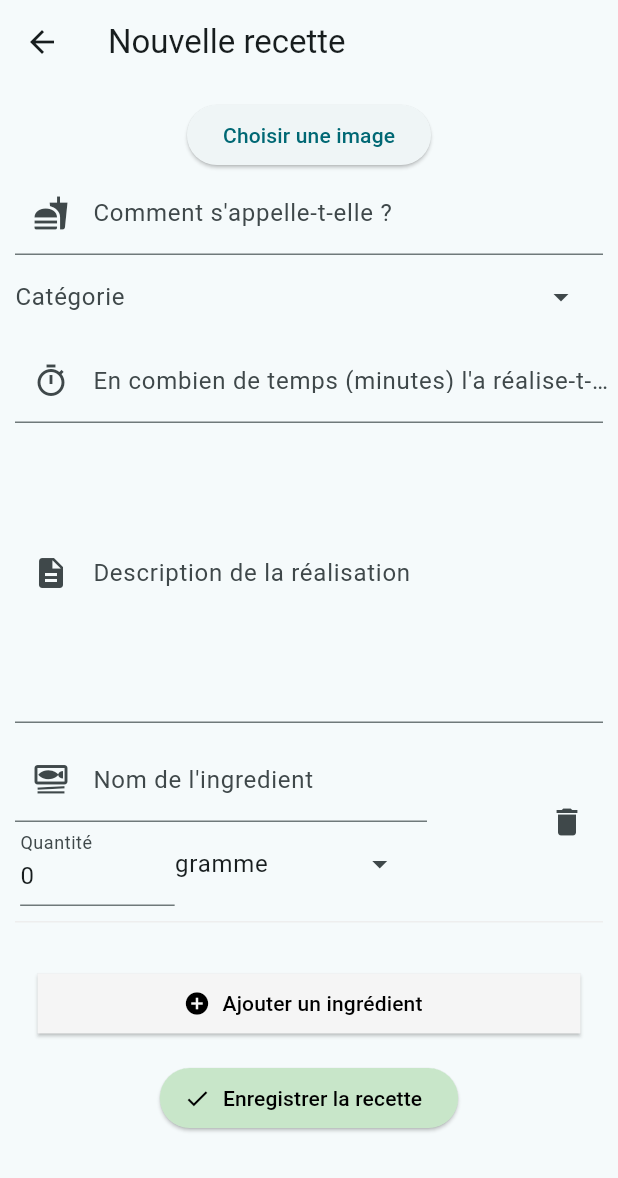
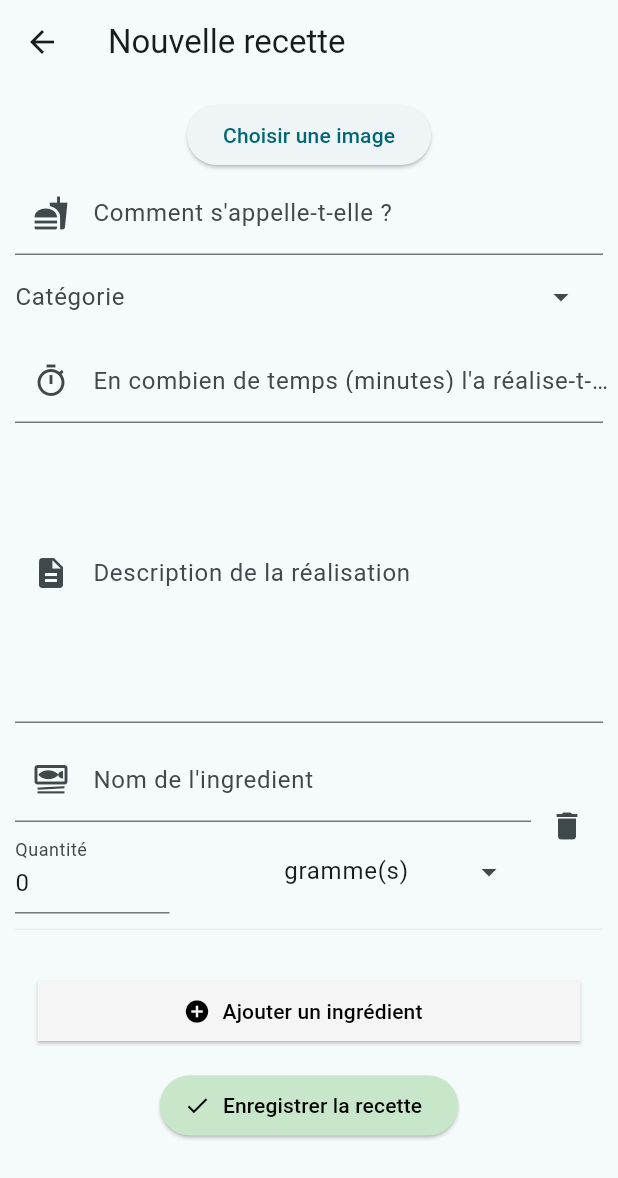
Before and after one commit to EstebanzG/recipes, a Flutter app: the screen it shows after launch, after a tap on the "add circle outline" icon, on a phone screen of 412 x 824 dp. Shown: the top 1178 px of the screen. Run offline on Flutter 3.47's test engine with Material 3 defaults, Android fonts, the phone set to English and light mode, and no system bars; our stand-ins replace drift, flutter_bloc, image_picker, share_plus, sqlite3_flutter_libs, toastification; missing offline and left inert: sqlite3; accounts and stored records are empty; generated files the repository leaves out were written again.

Commit message:
[UPDATE] Refacto code

```diff
--- /dev/null
+++ b/lib/data/const/categories.dart
@@ -0,0 +1,9 @@
+class Categories {
+  static const String aperitif = 'Apéritif';
+  static const String starter = 'Entrée';
+  static const String mainCourse = 'Plat';
+  static const String sweet = 'Sucré';
+
+  static List<String> get allUnits =>
+      [aperitif, starter, mainCourse, sweet];
+}
--- /dev/null
+++ b/lib/data/const/measure_units.dart
@@ -0,0 +1,11 @@
+class MeasureUnits {
+  static const String gram = 'gramme(s)';
+  static const String milliliter = 'millilitre(s)';
+  static const String tablespoon = 'cuillère(s) à soupe';
+  static const String spoon = 'cuillère(s) à café';
+  static const String unit = 'unité(s)';
+  static const String pot = 'pot(s)';
+
+  static List<String> get allUnits =>
+      [gram, milliliter, tablespoon, spoon, unit, pot];
+}
--- a/lib/data/dto/ingredient_detail_dto.dart
+++ b/lib/data/dto/ingredient_detail_dto.dart
@@ -1,12 +1,4 @@
-
 class IngredientDetailDto {
-  static const UNITS = [
-    'gramme',
-    'unité(s)',
-    'ml',
-    'cuillère à soupe'
-  ];
-
   late int? idIngredient;
 
   late String name;
@@ -16,9 +8,4 @@ class IngredientDetailDto {
   late String unit;
 
   IngredientDetailDto(this.idIngredient, this.name, this.quantity, this.unit);
-
-  @override
-  String toString() {
-    return 'IngredientDetailDto{idIngredient: $idIngredient, name: $name, quantity: $quantity, unit: $unit}';
-  }
 }
--- a/lib/data/dto/recipe_detail_dto.dart
+++ b/lib/data/dto/recipe_detail_dto.dart
@@ -1,12 +1,7 @@
 import 'ingredient_detail_dto.dart';
 
 class RecipeDetailDto {
-  static const CATEGORIES = [
-    'Apéritif',
-    'Entrée',
-    'Plat',
-    'Sucré',
-  ];
+
 
   late int? idRecipe;
 
--- a/lib/src/services/recipe_service.dart
+++ b/lib/src/services/recipe_service.dart
@@ -1,19 +1,19 @@
 import 'package:recipes/data/dto/ingredient_detail_dto.dart';
 import 'package:recipes/data/dto/recipe_detail_dto.dart';
 import 'package:recipes/src/repositories/recipe_repository.dart';
+import 'package:recipes/src/services/ingredient_service.dart';
 
 import '../../data/database/database.dart';
-import '../repositories/ingredient_repository.dart';
 
 class RecipeService {
   RecipeRepository recipeRepository = RecipeRepository();
-  IngredientRepository ingredientRepository = IngredientRepository();
+  IngredientService ingredientService = IngredientService();
 
   Future<List<RecipeData>> getAllRecipes() async {
     return await recipeRepository.getAll();
   }
 
-  List<RecipeDetailDto> getAllRecipesByNameAndCategory(
+  List<RecipeDetailDto> filterRecipesByNameAndCategory(
       List<RecipeDetailDto> recipes, String name, String category) {
     return recipes
         .where((recipe) =>
@@ -22,23 +22,28 @@ class RecipeService {
         .toList();
   }
 
-  void createNewRecipe(RecipeDetailDto recipeDto) {
-    recipeRepository.insertRecipeWithIngredients(recipeDto);
+  List<RecipeDetailDto> filterRecipesByFavorite(List<RecipeDetailDto> recipes) {
+    return recipes.where((recipe) => recipe.favorite == true).toList();
+  }
+
+  Future<void> createNewRecipe(RecipeDetailDto recipeDto) async {
+    var recipeId =
+        await recipeRepository.insertRecipeWithIngredients(recipeDto);
+    ingredientService.insertAll(recipeDto.ingredients, recipeId);
   }
 
   void updateRecipe(RecipeDetailDto recipeDto) {
     recipeRepository.update(recipeDto);
-    ingredientRepository.updates(
-        recipeDto.ingredients, recipeDto.idRecipe ?? 0);
+    ingredientService.updateAll(recipeDto.ingredients, recipeDto.idRecipe ?? 0);
   }
 
   void deleteRecipe(RecipeDetailDto recipeDto) {
-    ingredientRepository.deleteAllIngredientFromRecipe(recipeDto);
+    ingredientService.deleteAllIngredientFromRecipe(recipeDto);
     recipeRepository.delete(recipeDto);
   }
 
   void deleteIngredients(List<IngredientDetailDto> ingredients) {
-    ingredientRepository.deleteAll(ingredients);
+    ingredientService.deleteAll(ingredients);
   }
 
   RecipeDetailDto createRecipeDtoFromData(
@@ -57,7 +62,16 @@ class RecipeService {
             .toList());
   }
 
-  List<RecipeDetailDto> getFavoriteRecipes(List<RecipeDetailDto> recipes) {
-    return recipes.where((recipe) => recipe.favorite == true).toList();
+  Future<List<RecipeDetailDto>> createRecipesDto(
+      List<RecipeData> recipes) async {
+    List<RecipeDetailDto> recipesDto = [];
+    for (var recipe in recipes) {
+      List<IngredientData> recipeIngredients =
+          await ingredientService.getIngredientsByRecipeId(recipe.idRecipe);
+
+      recipesDto.add(createRecipeDtoFromData(recipe, recipeIngredients));
+    }
+
+    return recipesDto;
   }
 }
--- a/lib/ui/cubit/recipes.cubit.dart
+++ b/lib/ui/cubit/recipes.cubit.dart
@@ -17,7 +17,7 @@ class RecipesCubit extends Cubit<RecipesState> {
     try {
       emit(const LoadingState<RecipesStateData>());
       final List<RecipeData> recipes = await recipeService.getAllRecipes();
-      setState(await createRecipesDto(recipes));
+      setState(await recipeService.createRecipesDto(recipes));
     } on Exception catch (exception) {
       emit(FailureState<RecipesStateData>(message: exception.toString()));
     }
@@ -52,20 +52,6 @@ class RecipesCubit extends Cubit<RecipesState> {
     setState(List<RecipeDetailDto>.from(recipes));
   }
 
-  Future<List<RecipeDetailDto>> createRecipesDto(
-      List<RecipeData> recipes) async {
-    List<RecipeDetailDto> recipesDto = [];
-    for (var recipe in recipes) {
-      List<IngredientData> recipeIngredients =
-          await ingredientService.getIngredientsByRecipeId(recipe.idRecipe);
-
-      recipesDto.add(
-          recipeService.createRecipeDtoFromData(recipe, recipeIngredients));
-    }
-
-    return recipesDto;
-  }
-
   void setState(List<RecipeDetailDto> recipes) {
     recipes.sort((a, b) => a.title.compareTo(b.title));
     emit(
--- a/lib/ui/pages/form.page.dart
+++ b/lib/ui/pages/form.page.dart
@@ -3,6 +3,7 @@ import 'dart:io';
 import 'package:flutter/material.dart';
 import 'package:flutter/services.dart';
 import 'package:image_picker/image_picker.dart';
+import 'package:recipes/data/const/categories.dart';
 import 'package:toastification/toastification.dart';
 import '../../data/dto/ingredient_detail_dto.dart';
 import '../../data/dto/recipe_detail_dto.dart';
@@ -60,9 +61,10 @@ class _FormPageState extends State<FormPage> {
   }
 
   void deleteIngredient(IngredientDetailDto ingredient) {
-    ingredients.remove(ingredient);
-    ingredientsToDelete.add(ingredient);
-    setState(() {});
+    setState(() {
+      ingredients.remove(ingredient);
+      ingredientsToDelete.add(ingredient);
+    });
   }
 
   int getNextId() {
@@ -182,7 +184,7 @@ class _FormPageState extends State<FormPage> {
               border: InputBorder.none,
             ),
             hintText: 'Catégorie',
-            dropdownMenuEntries: RecipeDetailDto.CATEGORIES
+            dropdownMenuEntries: Categories.allUnits
                 .map<DropdownMenuEntry<String>>((String value) {
               return DropdownMenuEntry<String>(value: value, label: value);
             }).toList(),
--- a/lib/ui/pages/home.page.dart
+++ b/lib/ui/pages/home.page.dart
@@ -1,8 +1,8 @@
 import 'package:flutter/material.dart';
 import 'package:flutter_bloc/flutter_bloc.dart';
 import 'package:recipes/data/dto/recipe_detail_dto.dart';
-import 'package:recipes/ui/cubit/cubit.state.dart';
 
+import '../cubit/cubit.state.dart';
 import '../cubit/recipes.cubit.dart';
 import '../cubit/recipes.states.dart';
 import '../widget/favorite_recipes.widget.dart';
@@ -10,9 +10,7 @@ import '../widget/header.widget.dart';
 import '../widget/list_recipes.widget.dart';
 
 class HomePage extends StatefulWidget {
-  const HomePage({
-    super.key,
-  });
+  const HomePage({Key? key}) : super(key: key);
 
   @override
   State<HomePage> createState() => _HomePageState();
@@ -27,8 +25,23 @@ class _HomePageState extends State<HomePage> {
 
   @override
   Widget build(BuildContext context) {
-    return BlocBuilder<RecipesCubit, RecipesState>(builder: (context, state) {
+    return BlocBuilder<RecipesCubit, RecipesState>(
+      builder: (context, state) {
         if (state is FailureState<RecipesStateData>) {
+          return _buildErrorState();
+        }
+
+        List<RecipeDetailDto> recipes = [];
+        if (state is SuccessState<RecipesStateData>) {
+          recipes = state.data.recipes;
+        }
+
+        return _buildHomePage(recipes);
+      },
+    );
+  }
+
+  Widget _buildErrorState() {
     return const Scaffold(
       body: Center(
         child: Text('Error occurred!'),
@@ -36,23 +49,20 @@ class _HomePageState extends State<HomePage> {
     );
   }
 
-      List<RecipeDetailDto> recipes = [];
-      if (state is SuccessState<RecipesStateData>) {
-        recipes = state.data.recipes;
-      }
-
+  Widget _buildHomePage(List<RecipeDetailDto> recipes) {
     return Scaffold(
       body: SafeArea(
         bottom: false,
         child: SingleChildScrollView(
-            child: Column(children: [
+          child: Column(
+            children: [
               const Header(),
               FavoriteRecipes(recipes: recipes),
-              ListRecipes(recipes: recipes)
-            ]),
+              ListRecipes(recipes: recipes),
+            ],
+          ),
         ),
       ),
     );
-    });
   }
 }
--- a/lib/ui/widget/favorite_recipes.widget.dart
+++ b/lib/ui/widget/favorite_recipes.widget.dart
@@ -38,7 +38,7 @@ class _FavoriteRecipesState extends State<FavoriteRecipes> {
 
   void _updateFavoriteRecipes() {
     setState(() {
-      favoriteRecipes = recipeService.getFavoriteRecipes(widget.recipes);
+      favoriteRecipes = recipeService.filterRecipesByFavorite(widget.recipes);
     });
   }
 
--- a/lib/ui/widget/header.widget.dart
+++ b/lib/ui/widget/header.widget.dart
@@ -13,7 +13,15 @@ class Header extends StatelessWidget {
   Widget build(BuildContext context) {
     return AppBar(
       centerTitle: false,
-      title: const Text.rich(
+      title: _buildTitle(),
+      actions: [
+        _buildAddButton(context),
+      ],
+    );
+  }
+
+  Widget _buildTitle() {
+    return const Text.rich(
       TextSpan(
         children: [
           TextSpan(
@@ -46,9 +54,11 @@ class Header extends StatelessWidget {
           ),
         ],
       ),
-      ),
-      actions: [
-        IconButton(
+    );
+  }
+
+  Widget _buildAddButton(BuildContext context) {
+    return IconButton(
       onPressed: () {
         Navigator.push(
           context,
@@ -66,8 +76,6 @@ class Header extends StatelessWidget {
         size: 35.0,
         semanticLabel: 'Settings button',
       ),
-        ),
-      ],
     );
   }
 }
--- a/lib/ui/widget/ingredient_form.widget.dart
+++ b/lib/ui/widget/ingredient_form.widget.dart
@@ -1,6 +1,8 @@
 import 'package:flutter/material.dart';
 import 'package:flutter/services.dart';
-import 'package:recipes/data/dto/ingredient_detail_dto.dart';
+
+import '../../data/const/measure_units.dart';
+import '../../data/dto/ingredient_detail_dto.dart';
 
 class IngredientForm extends StatefulWidget {
   final IngredientDetailDto ingredient;
@@ -56,32 +58,33 @@ class _IngredientFormState extends State<IngredientForm> {
       decoration: BoxDecoration(
         border: Border(
           bottom: BorderSide(width: 1, color: Colors.grey.shade200),
-        )
+        ),
       ),
       child: Padding(
         padding: const EdgeInsets.only(bottom: 10),
-        child: Flex(
-          direction: Axis.horizontal,
+        child: Row(
           mainAxisAlignment: MainAxisAlignment.spaceBetween,
           crossAxisAlignment: CrossAxisAlignment.center,
           children: [
-            Column(
+            Expanded(
+              child: Column(
+                crossAxisAlignment: CrossAxisAlignment.start,
                 children: [
-                buildNameTextField(),
-                buildQuantityAndUnitFields(),
+                  _buildNameTextField(),
+                  const SizedBox(height: 5),
+                  _buildQuantityAndUnitFields(),
                 ],
               ),
-            buildDeleteButton(),
+            ),
+            _buildDeleteButton(),
           ],
         ),
       ),
     );
   }
 
-  Widget buildNameTextField() {
-    return SizedBox(
-      width: MediaQuery.of(context).size.width / 1.5,
-      child: TextFormField(
+  Widget _buildNameTextField() {
+    return TextFormField(
       controller: nameController,
       onChanged: (_) => updateIngredient(),
       decoration: const InputDecoration(
@@ -95,13 +98,11 @@ class _IngredientFormState extends State<IngredientForm> {
         }
         return null;
       },
-      ),
     );
   }
 
-  Widget buildQuantityAndUnitFields() {
-    return Flex(
-      direction: Axis.horizontal,
+  Widget _buildQuantityAndUnitFields() {
+    return Row(
       mainAxisAlignment: MainAxisAlignment.spaceBetween,
       children: [
         SizedBox(
@@ -125,15 +126,16 @@ class _IngredientFormState extends State<IngredientForm> {
             },
           ),
         ),
+        const SizedBox(width: 10),
         DropdownMenu(
           width: MediaQuery.of(context).size.width / 2.5,
           controller: unitController,
-          initialSelection: IngredientDetailDto.UNITS.first,
+          initialSelection: MeasureUnits.allUnits.first,
           inputDecorationTheme: const InputDecorationTheme(
             border: InputBorder.none,
           ),
           onSelected: (_) => updateIngredient(),
-          dropdownMenuEntries: IngredientDetailDto.UNITS
+          dropdownMenuEntries: MeasureUnits.allUnits
               .map<DropdownMenuEntry<String>>((String value) {
             return DropdownMenuEntry<String>(value: value, label: value);
           }).toList(),
@@ -142,12 +144,10 @@ class _IngredientFormState extends State<IngredientForm> {
     );
   }
 
-  Widget buildDeleteButton() {
+  Widget _buildDeleteButton() {
     return IconButton(
       onPressed: deleteIngredient,
-      icon: const Icon(
-        Icons.delete,
-      ),
+      icon: const Icon(Icons.delete),
     );
   }
 }
--- a/lib/ui/widget/list_recipes.widget.dart
+++ b/lib/ui/widget/list_recipes.widget.dart
@@ -1,5 +1,6 @@
 import 'package:flutter/material.dart';
 import 'package:flutter_bloc/flutter_bloc.dart';
+import 'package:recipes/data/const/categories.dart';
 import 'package:recipes/data/dto/recipe_detail_dto.dart';
 import 'package:recipes/src/services/recipe_service.dart';
 
@@ -40,8 +41,11 @@ class _ListRecipesState extends State<ListRecipes> {
 
   void reloadFilteredRecipes() {
     setState(() {
-      filteredRecipes = recipeService.getAllRecipesByNameAndCategory(
-          widget.recipes, searchBarController.text, selectedCategory);
+      filteredRecipes = recipeService.filterRecipesByNameAndCategory(
+        widget.recipes,
+        searchBarController.text,
+        selectedCategory,
+      );
     });
   }
 
@@ -133,7 +137,7 @@ class _ListRecipesState extends State<ListRecipes> {
         direction: Axis.horizontal,
         mainAxisAlignment: MainAxisAlignment.spaceAround,
         children: [
-          for (var category in RecipeDetailDto.CATEGORIES)
+          for (var category in Categories.allUnits)
             ActionChip(
               label: Text(category),
               onPressed: () {
@@ -145,7 +149,7 @@ class _ListRecipesState extends State<ListRecipes> {
                 reloadFilteredRecipes();
               },
               backgroundColor:
-                  selectedCategory == category ? Colors.grey.shade400 : null,
+              selectedCategory == category ? Colors.grey.shade400 : null,
             ),
         ],
       ),
@@ -159,10 +163,10 @@ class _ListRecipesState extends State<ListRecipes> {
         shrinkWrap: true,
         physics: const NeverScrollableScrollPhysics(),
         gridDelegate: const SliverGridDelegateWithFixedCrossAxisCount(
-            crossAxisCount: 2,
-            crossAxisSpacing: 20,
-            mainAxisSpacing: 20,
-            childAspectRatio: 0.80
+          crossAxisCount: 2,
+          crossAxisSpacing: 20,
+          mainAxisSpacing: 20,
+          childAspectRatio: 0.8,
         ),
         itemCount: filteredRecipes.length,
         itemBuilder: (context, index) {
```
Also changed, not shown: lib/src/repositories/ingredient_repository.dart (+28 -13 lines), lib/src/repositories/ingredient_repository_interface.dart (+7 -4 lines), lib/src/repositories/recipe_repository.dart (+2 -12 lines), lib/src/services/ingredient_service.dart (+19 -4 lines), lib/ui/pages/detail.page.dart (+28 -19 lines), lib/ui/widget/detail_information.dart (+9 -10 lines), lib/ui/widget/recipe_card.widget.dart (+4 -6 lines). Lines whose indentation alone changed are shown as unchanged.
